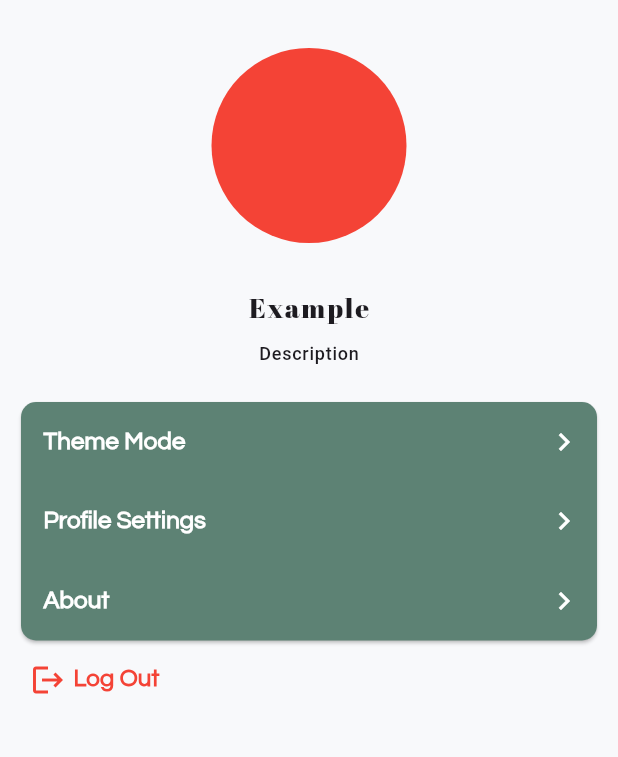
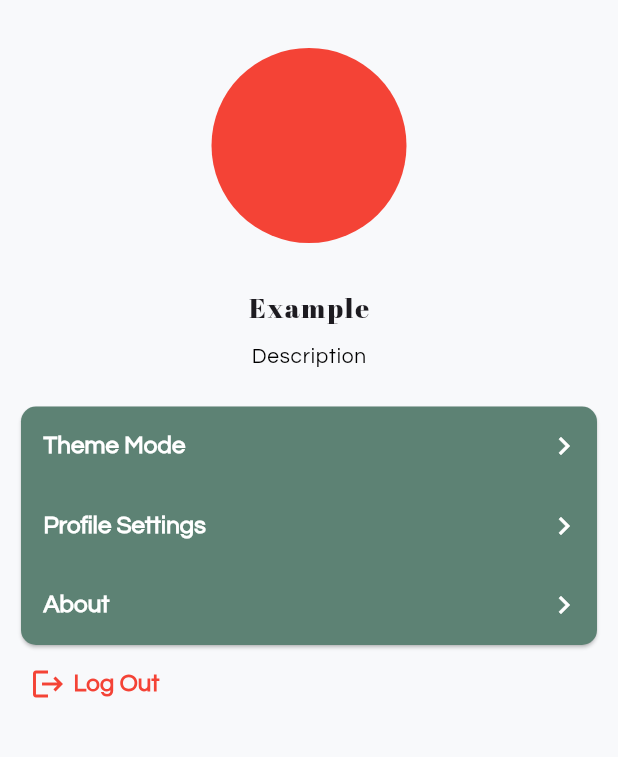
Before and after one commit to SatriaAkbarRizki/movinfo, a Flutter app: the ProfileScreens screen opened by its route, on a phone screen of 412 x 824 dp, the part 66-823 px from its top. Run offline on Flutter 3.47's test engine with Material 3 defaults, Android fonts, the phone set to English and light mode, and no system bars; our stand-ins replace bloc, flutter_bloc, flutter_svg, go_router, image_picker, lottie and 2 more; missing offline and left inert: dart:ffi.

Commit message:
add:  custom labelMedium theme

```diff
--- a/lib/theme/mytheme.dart
+++ b/lib/theme/mytheme.dart
@@ -27,7 +27,12 @@ class MyTheme {
             fontFamily: 'Abrill',
             fontSize: 18,
             letterSpacing: 1.2,
-          )),
+          ),
+          labelMedium: TextStyle(
+              color: Colors.black,
+              fontSize: 14,
+              fontFamily: 'Questrial',
+              fontWeight: FontWeight.w500)),
       elevatedButtonTheme: ElevatedButtonThemeData(
           style: ButtonStyle(
               elevation: const MaterialStatePropertyAll(3),
@@ -81,7 +86,11 @@ class MyTheme {
               fontSize: 18,
               letterSpacing: 1.2,
               color: Colors.white),
-      ),
+          labelMedium: TextStyle(
+              color: Colors.white,
+              fontSize: 14,
+              fontFamily: 'Questrial',
+              fontWeight: FontWeight.w500)),
       elevatedButtonTheme: ElevatedButtonThemeData(
           style: ButtonStyle(
               elevation: const MaterialStatePropertyAll(3),
```
Lines whose indentation alone changed are shown as unchanged.
